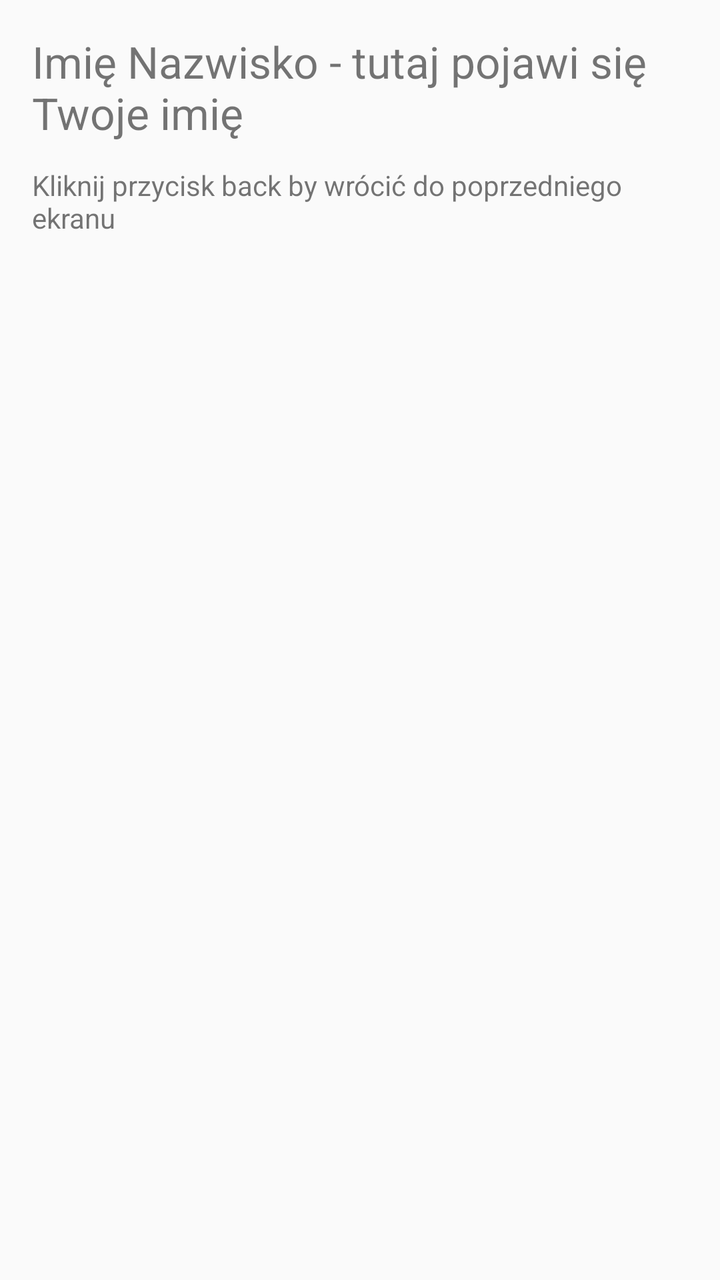
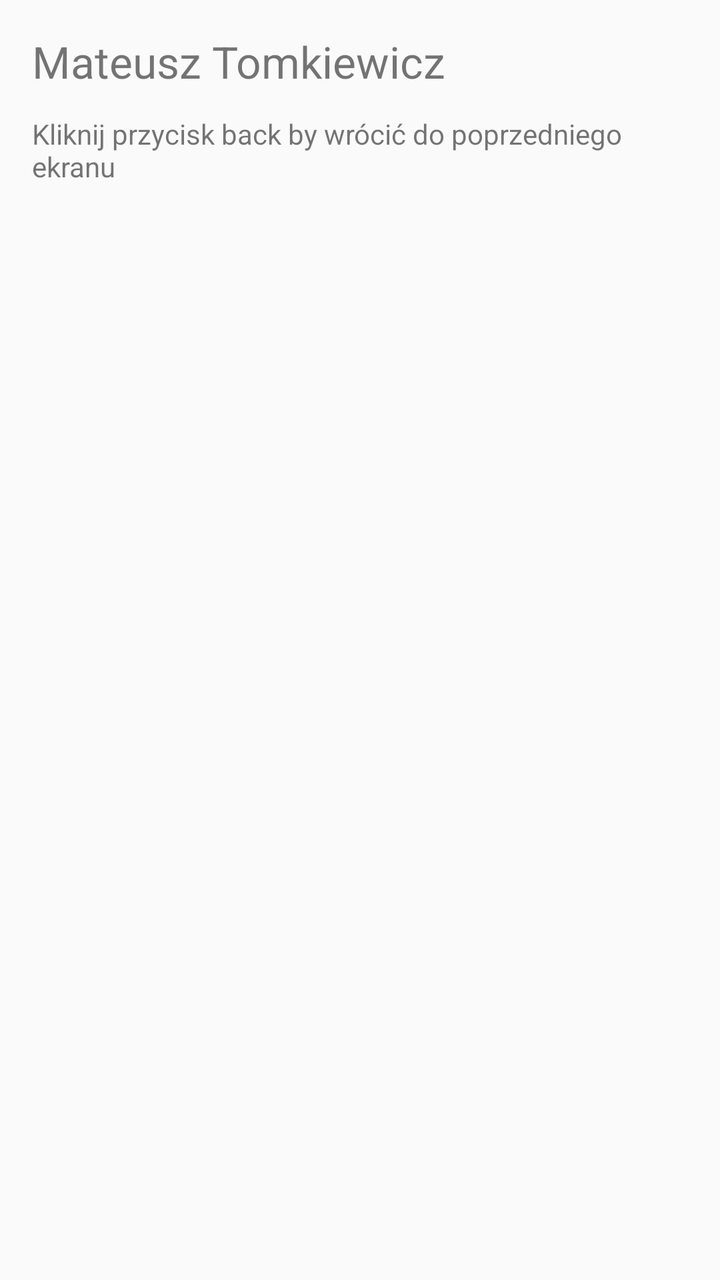

Compare the two renders of this Android layout. The source of the first and the diff that turns it into the second are given below.
<!-- AndroidManifest.xml: application theme Theme.AppCompat.Light.NoActionBar -->
<!-- res/layout/activity_second.xml -->
<?xml version="1.0" encoding="utf-8"?>
<androidx.constraintlayout.widget.ConstraintLayout
    xmlns:android="http://schemas.android.com/apk/res/android"
    xmlns:app="http://schemas.android.com/apk/res-auto"
    android:layout_width="match_parent"
    android:layout_height="match_parent"
    android:padding="16dp">

    <TextView
        android:id="@+id/tvSecondName"
        android:layout_width="0dp"
        android:layout_height="wrap_content"
        android:text="Imię Nazwisko - tutaj pojawi się Twoje imię"
        android:textSize="22sp"
        app:layout_constraintTop_toTopOf="parent"
        app:layout_constraintStart_toStartOf="parent"
        app:layout_constraintEnd_toEndOf="parent"/>

    <TextView
        android:id="@+id/tvSecondInfo"
        android:layout_width="0dp"
        android:layout_height="wrap_content"
        android:text="Kliknij przycisk back by wrócić do poprzedniego ekranu"
        android:layout_marginTop="12dp"
        app:layout_constraintTop_toBottomOf="@id/tvSecondName"
        app:layout_constraintStart_toStartOf="parent"
        app:layout_constraintEnd_toEndOf="parent"/>

</androidx.constraintlayout.widget.ConstraintLayout>
<!-- resources referenced by this layout -->
<resources>

</resources>

<!-- the commit's change to res/layout/activity_second.xml (unified diff, before → after) -->
@@ -10,7 +10,7 @@
         android:id="@+id/tvSecondName"
         android:layout_width="0dp"
         android:layout_height="wrap_content"
-        android:text="Imię Nazwisko - tutaj pojawi się Twoje imię"
+        android:text="Mateusz Tomkiewicz"
         android:textSize="22sp"
         app:layout_constraintTop_toTopOf="parent"
         app:layout_constraintStart_toStartOf="parent"
